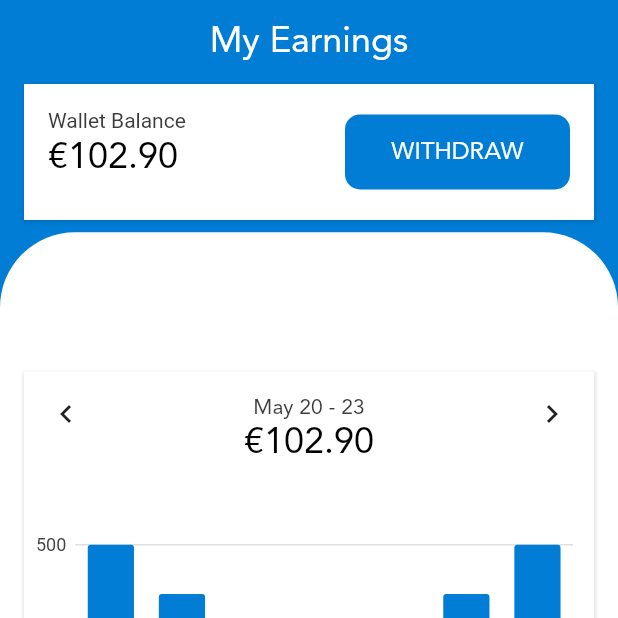
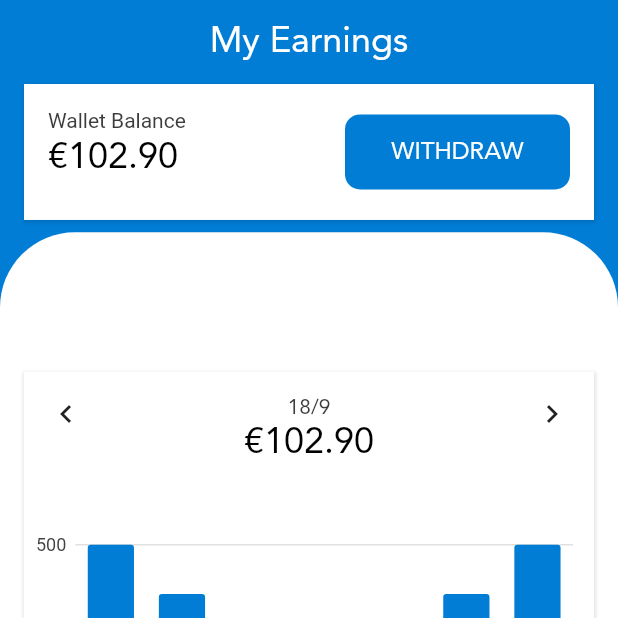
Before and after one commit to Ahsan444/Bliksy_rider_flutter, a Flutter app: the MyEarning screen opened directly, on a phone screen of 412 x 824 dp, the top half of it. Run offline on Flutter 3.47's test engine with Material 2 defaults, Android fonts, the phone set to English and light mode, and no system bars; our stand-ins replace charts_flutter, country_code_picker, dio, dotted_border, firebase_auth, firebase_core and 14 more; accounts and stored records are empty; Roboto replaces fonts that are missing (Avenir); project files that could hold a hidden picture were left out.

Commit message:
minor changes

```diff
--- a/lib/App_Modules/BottomNavigation/Profile/ViewController/profile_screen.dart
+++ b/lib/App_Modules/BottomNavigation/Profile/ViewController/profile_screen.dart
@@ -52,7 +52,7 @@ class _ProfileScreenState extends State<ProfileScreen> {
                 ),
               ),
               SizedBox(
-                height: 29,
+                height: 30,
               ),
               Container(
                 child: Column(
--- a/lib/App_Modules/MyEarnings/ViewController/MyEarningScreen.dart
+++ b/lib/App_Modules/MyEarnings/ViewController/MyEarningScreen.dart
@@ -15,6 +15,7 @@ class MyEarning extends StatelessWidget {
 
   @override
   Widget build(BuildContext context) {
+    DateTime now = DateTime.now();
     return Scaffold(
       backgroundColor: AppColors.BLUE_COLOR,
       appBar: AppBar(
@@ -141,7 +142,7 @@ class MyEarning extends StatelessWidget {
                                     Column(
                                       children: [
                                         AppText(
-                                            text: 'May 20 - 23',
+                                            text: '${now.day}/${now.month}',
                                             fontFamily: Weights.light,
                                             fontSize: AppDimensions.FONT_SIZE_14,
                                             textColor: AppColors.DARK_GREY_COLOR),
--- a/lib/Localization/save_locale.dart
+++ b/lib/Localization/save_locale.dart
@@ -10,6 +10,5 @@ class LangController extends GetxController{
   void changeLanguage(var param1, var param2){
     var locate = Locale(param1, param2);
       Get.updateLocale(locate);
-
   }
 }
--- a/lib/main.dart
+++ b/lib/main.dart
@@ -14,8 +14,6 @@ import 'package:location/location.dart';
 import 'package:shared_preferences/shared_preferences.dart';
 import 'Localization/localization_bliksy.dart';
 import 'firebase_options.dart';
-
-
 
 
 void main() async {
```
